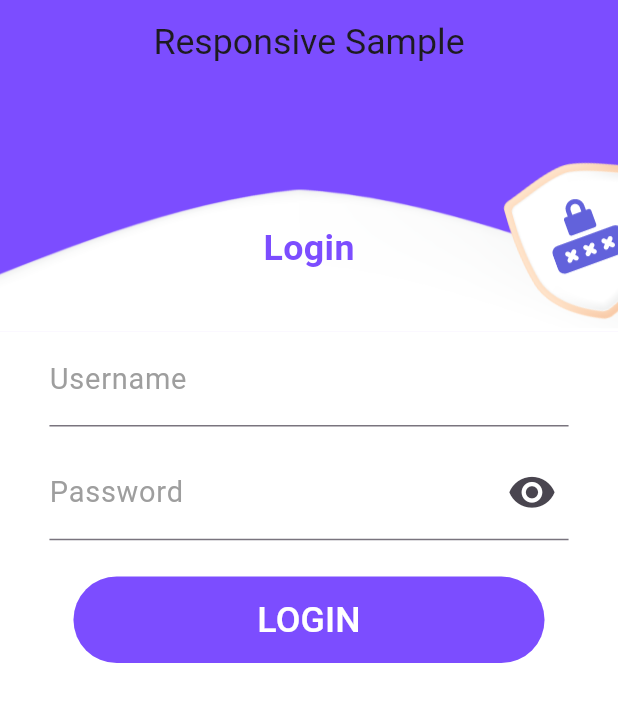
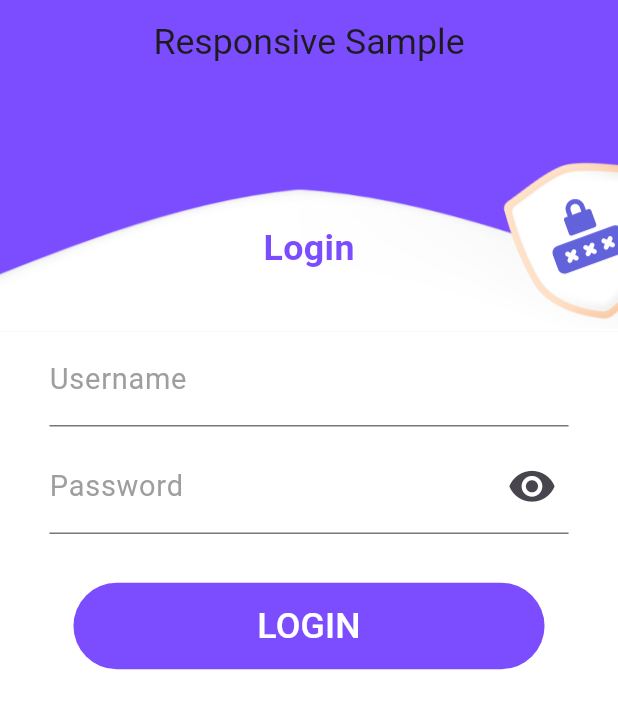
Before and after one commit to mahmoudsfares/responsive_layout_sample, a Flutter app: the screen it shows after launch, on a phone screen of 412 x 824 dp. Shown: the top 709 px of the screen. Run offline on Flutter 3.47's test engine with Material 3 defaults, Android fonts, the phone set to English and light mode, and no system bars; our stand-ins replace responsive_sizer.

Commit message:
Minor code cleanup

```diff
--- a/lib/login/fragments/background_separator.dart
+++ b/lib/login/fragments/background_separator.dart
@@ -2,9 +2,9 @@ import 'package:flutter/material.dart';
 import 'package:responsive_sizer/responsive_sizer.dart';
 
 class BackgroundSeparator extends StatelessWidget {
-  String separator;
+  final String separatorImage;
 
-  BackgroundSeparator({required this.separator, Key? key}) : super(key: key);
+  const BackgroundSeparator({required this.separatorImage, Key? key}) : super(key: key);
 
   @override
   Widget build(BuildContext context) {
@@ -12,32 +12,18 @@ class BackgroundSeparator extends StatelessWidget {
       height: Device.screenType == ScreenType.mobile ? 20.h : 30.h,
       child: Stack(
         children: [
-          Container(
-            color: Colors.deepPurpleAccent,
+          Container(color: Colors.deepPurpleAccent),
+          Align(
+            alignment: Alignment.bottomCenter,
+            child: Image.asset(separatorImage, width: 100.w, fit: BoxFit.fitWidth),
           ),
           Align(
-              alignment: Alignment.bottomCenter,
-              child: Image.asset(
-                separator,
-                width: 100.w,
-                fit: BoxFit.fitWidth,
-              )),
-          Align(
             alignment: Alignment(0.w, 0.05.h),
-            child: Text(
-              'Login',
-              style: TextStyle(
-                  fontSize: 20.sp,
-                  color: Colors.deepPurpleAccent,
-                  fontWeight: FontWeight.bold),
-            ),
+            child: Text('Login', style: TextStyle(fontSize: 20.sp, color: Colors.deepPurpleAccent, fontWeight: FontWeight.bold)),
           ),
           Align(
             alignment: Alignment.bottomCenter,
-            child: Container(
-              color: Colors.white,
-              height: 2,
-            ),
+            child: Container(color: Colors.white, height: 2),
           )
         ],
       ),
--- a/lib/login/login_screen.dart
+++ b/lib/login/login_screen.dart
@@ -5,15 +5,15 @@ import 'package:responsive_layout_sample/login/fragments/submit_button.dart';
 import 'package:responsive_sizer/responsive_sizer.dart';
 
 class LoginScreen extends StatelessWidget {
+  const LoginScreen({super.key});
 
   @override
   Widget build(BuildContext context) {
-
     return Scaffold(
       appBar: const MyAppBar(),
       body: Column(
         children: [
-          BackgroundSeparator(separator: 'resources/images/img_login.png'),
+          const BackgroundSeparator(separatorImage: 'resources/images/img_login.png'),
           Expanded(
             child: Container(
               padding: EdgeInsets.symmetric(horizontal: 8.w),
@@ -26,41 +26,28 @@ class LoginScreen extends StatelessWidget {
                         style: TextStyle(fontSize: 18.sp),
                         cursorColor: Colors.deepPurpleAccent,
                         decoration: InputDecoration(
-                            focusedBorder: const UnderlineInputBorder(
-                              borderSide:
-                                  BorderSide(color: Colors.deepPurpleAccent),
-                            ),
+                          focusedBorder: const UnderlineInputBorder(borderSide: BorderSide(color: Colors.deepPurpleAccent)),
                           labelText: 'Username',
                           labelStyle: TextStyle(color: Colors.grey, fontSize: 18.sp),
                         ),
                       ),
-                        SizedBox(height: 1.5.h),
+                      SizedBox(height: 1.h),
                       TextFormField(
                         style: TextStyle(fontSize: 18.sp),
                         cursorColor: Colors.deepPurpleAccent,
                         decoration: InputDecoration(
-                            focusedBorder: const UnderlineInputBorder(
-                              borderSide:
-                                  BorderSide(color: Colors.deepPurpleAccent),
-                            ),
+                          focusedBorder: const UnderlineInputBorder(borderSide: BorderSide(color: Colors.deepPurpleAccent)),
                           labelText: 'Password',
                           labelStyle: TextStyle(color: Colors.grey, fontSize: 18.sp),
-                            suffixIcon: IconButton(
-                              icon: Icon(
-                                  Icons.visibility,
-                                size: 4.h,
-                              ),
-                              color: Colors.grey, onPressed: null,
+                          suffixIcon: IconButton(icon: Icon(Icons.visibility, size: 4.h), color: Colors.grey, onPressed: null),
                         ),
                       ),
-                        ),
-                        SizedBox(height: Device.screenType == ScreenType.mobile ? 1.h : 2.h),
+                      SizedBox(height: 2.h),
                       const SubmitButton('LOGIN'),
                     ],
                   ),
                 ),
               ),
-
             ),
           ),
         ],
--- a/lib/main.dart
+++ b/lib/main.dart
@@ -12,7 +12,7 @@ class MyApp extends StatelessWidget {
   @override
   Widget build(BuildContext context) {
     return ResponsiveSizer(
-      builder: (a, b, c) => MaterialApp(
+      builder: (BuildContext context, Orientation b, ScreenType c) => MaterialApp(
         home: LoginScreen(),
       ),
     );
```
Also changed, not shown: pubspec.lock, 1 other file. Lines whose indentation alone changed are shown as unchanged.
